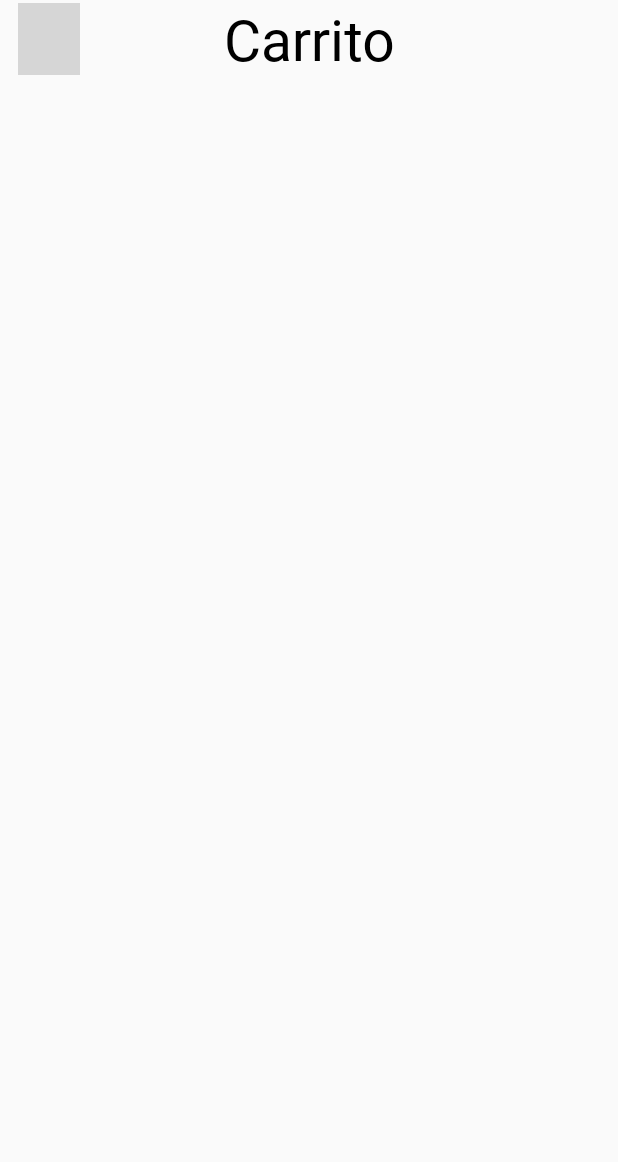
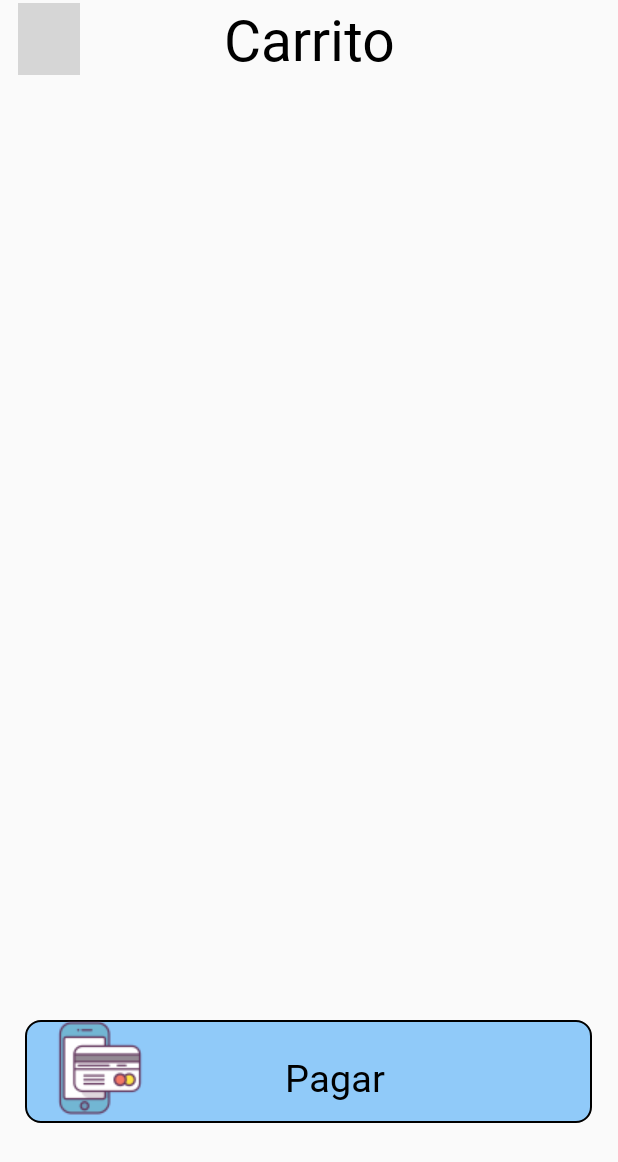
Before and after one commit to Brayanpv28/appFastFoodF, an Android app built with Jetpack Compose: the carritoInterfaz screen opened directly, with no data from a screen before it, on a phone screen of 412 x 824 dp. Shown: the top 1162 px of the screen. Run offline under Robolectric (Android 15) with nearby library versions, the phone set to English and light mode, and no system bars; grey boxes are pictures that could not be loaded.

Commit message:
Comienzo de carrito

```diff
--- a/app/src/main/res/layout/carrito.xml
+++ b/app/src/main/res/layout/carrito.xml
@@ -16,7 +16,7 @@
     </View>
 
     <TextView
-        android:id="@+id/productosComida"
+        android:id="@+id/tltCarrito"
         android:layout_width="match_parent"
         android:layout_height="wrap_content"
         android:layout_alignParentTop="true"
@@ -36,4 +36,34 @@
         android:background="@drawable/buttonback"
         android:src="@drawable/back" />
 
+    <ListView
+        android:id="@+id/listaProductos"
+        android:layout_width="match_parent"
+        android:layout_height="match_parent"
+        android:layout_below="@id/backCarrito" />
+
+    <ImageButton
+        android:id="@+id/pagoButton"
+        android:layout_width="378dp"
+        android:layout_height="wrap_content"
+        android:src="@drawable/pagar"
+        android:layout_marginTop="680dp"
+        android:layout_centerHorizontal="true"
+        android:background="@drawable/bordescarrito"
+        android:paddingLeft="18dp"
+        android:scaleType="fitStart"/>
+
+    <TextView
+        android:id="@+id/txtPagar"
+        android:layout_width="155dp"
+        android:layout_height="37dp"
+        android:layout_below="@id/pagoButton"
+        android:layout_marginTop="-48dp"
+        android:layout_marginStart="145dp"
+        android:fontFamily="@font/bondstory"
+        android:text="Pagar"
+        android:textAlignment="center"
+        android:textColor="@color/black"
+        android:textSize="25sp" />
+
 </RelativeLayout>
```
Also changed, not shown: app/src/main/res/drawable/pagar.png (added).
